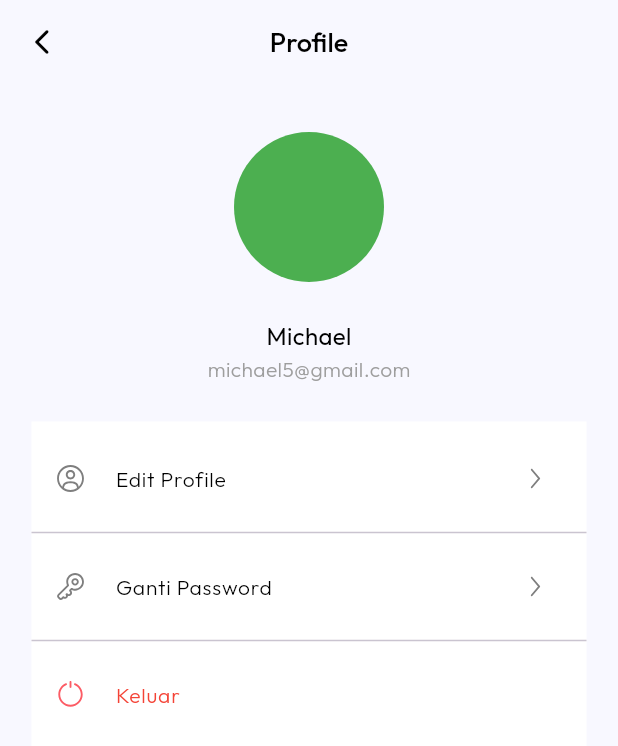
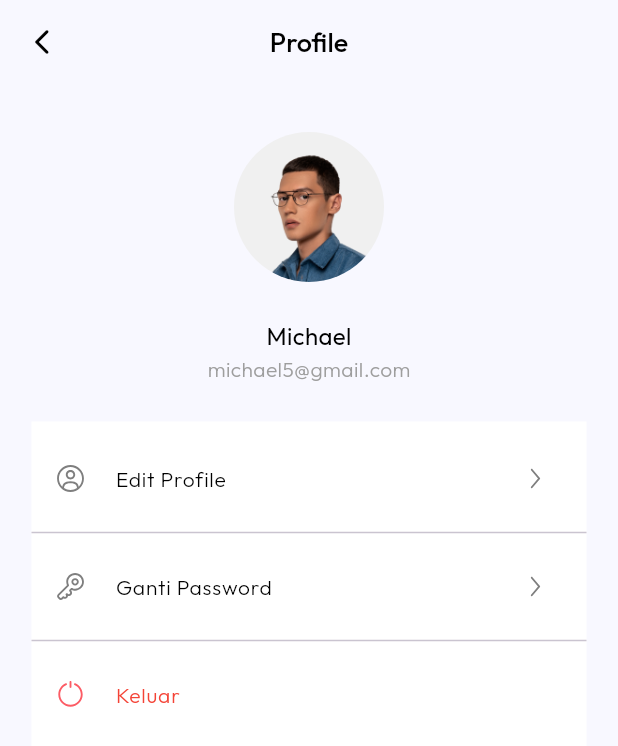
Before and after one commit to raihansyahrin/team_5_motionhack, a Flutter app: the ProfilePage screen opened directly, on a phone screen of 412 x 824 dp. Shown: the top 746 px of the screen. Run offline on Flutter 3.47's test engine with Material 3 defaults, Android fonts, the phone set to English and light mode, and no system bars; our stand-ins replace flutter_svg, get, google_fonts, shared_preferences; accounts and stored records are empty.

Commit message:
refactor: change photo profile

```diff
--- a/lib/ui/profile/profile_page.dart
+++ b/lib/ui/profile/profile_page.dart
@@ -1,4 +1,6 @@
+import 'package:flutter/cupertino.dart';
 import 'package:flutter/material.dart';
+import 'package:flutter/widgets.dart';
 import 'package:flutter_svg/svg.dart';
 import 'package:team_5_motionhack/common/styles/colors.dart';
 import 'package:team_5_motionhack/common/theme/font.dart';
@@ -23,9 +25,12 @@ class ProfilePage extends StatelessWidget {
           const SizedBox(
             height: 28,
           ),
-          const CircleAvatar(
-            backgroundColor: Colors.green,
-            minRadius: 50,
+          ClipRRect(
+            borderRadius: BorderRadius.circular(50),
+            child: Image.asset(
+              'assets/images/image.png',
+              height: 100,
+            ),
           ),
           const SizedBox(
             height: 25,
```
